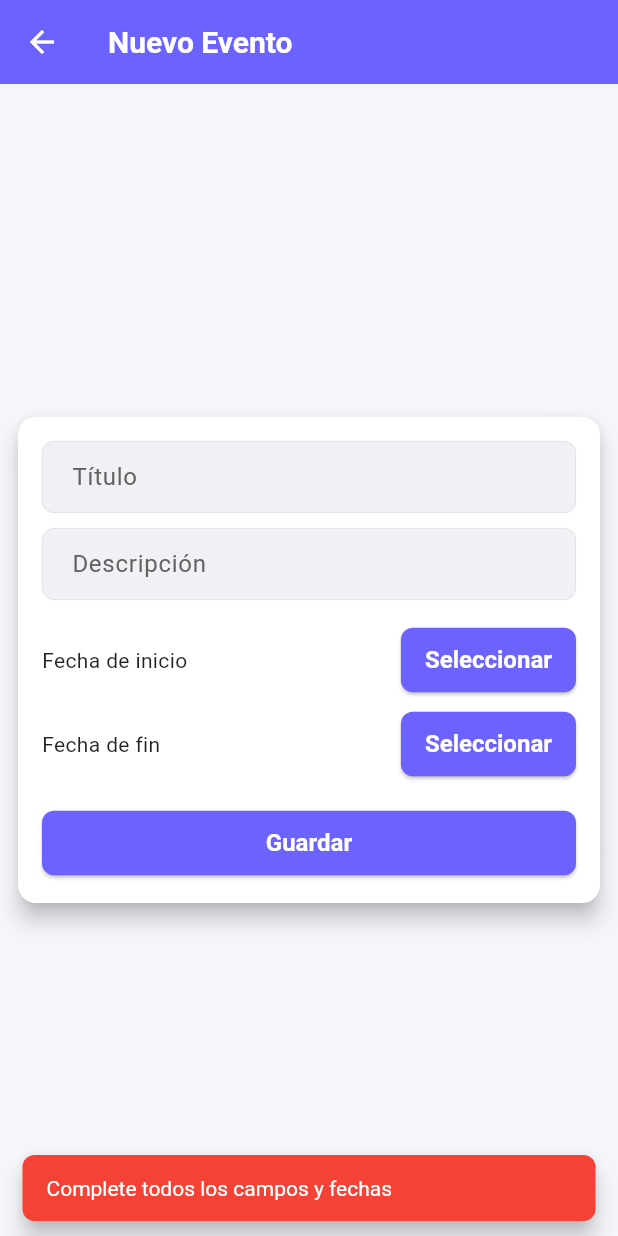
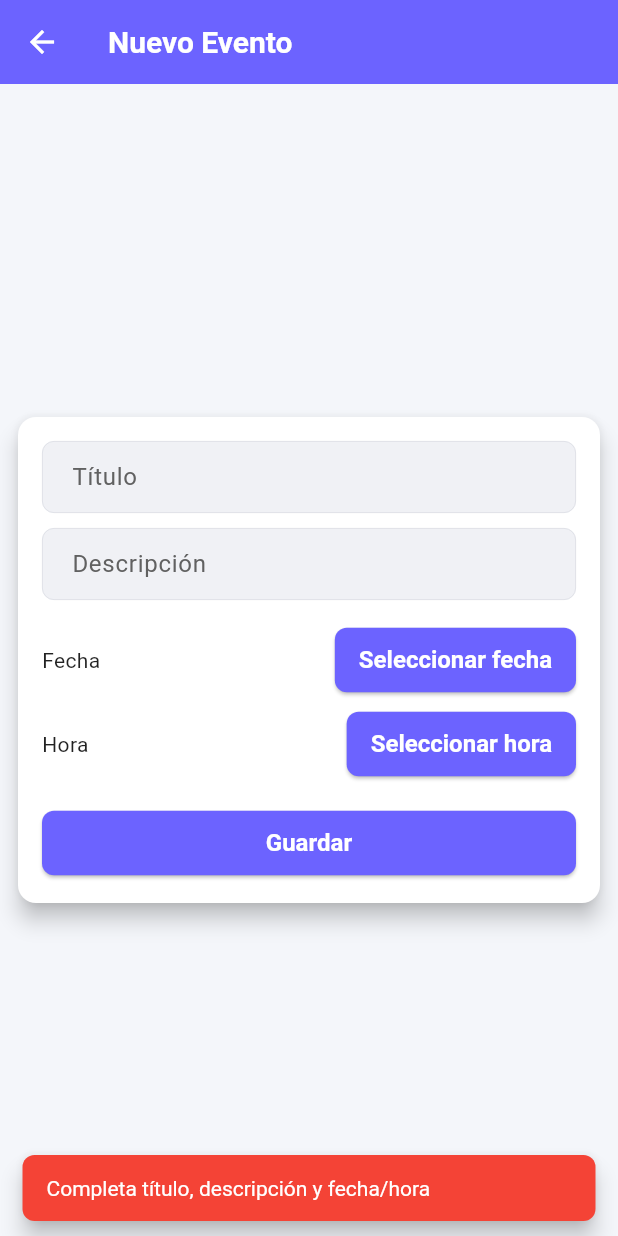
Before and after one commit to Droid636/mi_notes, a Flutter app: the EventFormScreen screen opened by its route, after a tap on "Guardar", on a phone screen of 412 x 824 dp. Run offline on Flutter 3.47's test engine with Material 3 defaults, Android fonts, the phone set to English and light mode, and no system bars; our stand-ins replace cloud_firestore, firebase_auth, firebase_core, firebase_messaging, flutter_local_notifications, permission_handler and 1 more; accounts and stored records are empty.

Commit message:
Notificaciones de eventos

```diff
--- a/lib/helpers/providers/data_provider.dart
+++ b/lib/helpers/providers/data_provider.dart
@@ -1,3 +1,4 @@
+// lib/helpers/providers/data_provider.dart
 import 'package:flutter/material.dart';
 import 'package:uuid/uuid.dart';
 import 'package:mi_notes/helpers/services/firestore_service.dart';
@@ -14,20 +15,19 @@ class DataProvider with ChangeNotifier {
     String uid,
     String title,
     String content, {
-    bool pinned = false, // ⭐ AGREGADO
+    bool pinned = false,
   }) async {
     final note = NoteModel(
       id: _uuid.v4(),
       uid: uid,
       title: title,
       content: content,
-      pinned: pinned, // ⭐ YA SE GUARDA
+      pinned: pinned,
       createdAt: DateTime.now(),
     );
     await _firestore.addNote(note);
   }
 
-  // Post , Update , Delete , Get Notes
   Future<void> updateNote(NoteModel note) async {
     await _firestore.updateNote(note);
   }
--- a/lib/main.dart
+++ b/lib/main.dart
@@ -6,7 +6,7 @@ import 'package:intl/date_symbol_data_local.dart';
 // Providers
 import 'helpers/providers/auth_provider.dart';
 import 'helpers/providers/data_provider.dart';
-import 'helpers/providers/notification_provider.dart'; // 👈 AGREGADO
+import 'helpers/providers/notification_provider.dart'; // 👈 YA INCLUIDO
 
 // Firebase
 import 'firebase_options.dart';
@@ -57,7 +57,7 @@ Future<void> main() async {
         ChangeNotifierProvider(create: (_) => DataProvider()),
         ChangeNotifierProvider(
           create: (_) => NotificationProvider(),
-        ), // 👈 AGREGADO
+        ), // 👈 CORRECTO
       ],
       child: const MyApp(),
     ),
--- a/lib/models/event_model.dart
+++ b/lib/models/event_model.dart
@@ -1,3 +1,4 @@
+// lib/models/event_model.dart
 import 'package:cloud_firestore/cloud_firestore.dart';
 
 class EventModel {
--- a/lib/screens/event_screen.dart
+++ b/lib/screens/event_screen.dart
@@ -1,3 +1,4 @@
+// lib/screens/event_screen.dart
 import 'package:flutter/material.dart';
 import 'package:provider/provider.dart';
 import 'package:mi_notes/helpers/providers/data_provider.dart';
@@ -18,8 +19,8 @@ class EventFormScreen extends StatefulWidget {
 class _EventFormScreenState extends State<EventFormScreen> {
   late TextEditingController _titleController;
   late TextEditingController _descController;
-  DateTime? _startDate;
-  DateTime? _endDate;
+  DateTime? _selectedDate;
+  TimeOfDay? _selectedTime;
 
   @override
   void initState() {
@@ -28,8 +29,18 @@ class _EventFormScreenState extends State<EventFormScreen> {
     _descController = TextEditingController(
       text: widget.event?.description ?? '',
     );
-    _startDate = widget.event?.startDate;
-    _endDate = widget.event?.endDate;
+
+    if (widget.event != null) {
+      _selectedDate = widget.event!.startDate;
+      _selectedTime = TimeOfDay.fromDateTime(widget.event!.startDate);
+    }
+  }
+
+  DateTime? _composeDateTime() {
+    if (_selectedDate == null) return null;
+    final date = _selectedDate!;
+    final time = _selectedTime ?? TimeOfDay(hour: 0, minute: 0);
+    return DateTime(date.year, date.month, date.day, time.hour, time.minute);
   }
 
   @override
@@ -56,63 +67,76 @@ class _EventFormScreenState extends State<EventFormScreen> {
               decoration: const InputDecoration(labelText: 'Descripción'),
             ),
             const SizedBox(height: 16),
+
             Row(
               children: [
                 Expanded(
                   child: Text(
-                    _startDate == null
-                        ? 'Fecha de inicio'
-                        : 'Inicio: ${_startDate!.toLocal()}'.split(' ')[0],
+                    _selectedDate == null
+                        ? 'Fecha'
+                        : 'Fecha: ${_selectedDate!.toLocal()}'.split(' ')[0],
                   ),
                 ),
                 ElevatedButton(
                   onPressed: () async {
                     final date = await showDatePicker(
                       context: context,
-                      initialDate: _startDate ?? DateTime.now(),
+                      initialDate: _selectedDate ?? DateTime.now(),
                       firstDate: DateTime(2000),
                       lastDate: DateTime(2100),
                     );
-                    if (date != null) setState(() => _startDate = date);
+                    if (date != null) setState(() => _selectedDate = date);
                   },
-                  child: const Text('Seleccionar'),
+                  child: const Text('Seleccionar fecha'),
                 ),
               ],
             ),
             const SizedBox(height: 8),
+
             Row(
               children: [
                 Expanded(
                   child: Text(
-                    _endDate == null
-                        ? 'Fecha de fin'
-                        : 'Fin: ${_endDate!.toLocal()}'.split(' ')[0],
+                    _selectedTime == null
+                        ? 'Hora'
+                        : 'Hora: ${_selectedTime!.format(context)}',
                   ),
                 ),
                 ElevatedButton(
                   onPressed: () async {
-                    final date = await showDatePicker(
+                    final time = await showTimePicker(
                       context: context,
-                      initialDate: _endDate ?? DateTime.now(),
-                      firstDate: DateTime(2000),
-                      lastDate: DateTime(2100),
+                      initialTime: _selectedTime ?? TimeOfDay.now(),
                     );
-                    if (date != null) setState(() => _endDate = date);
+                    if (time != null) setState(() => _selectedTime = time);
                   },
-                  child: const Text('Seleccionar'),
+                  child: const Text('Seleccionar hora'),
                 ),
               ],
             ),
             const SizedBox(height: 18),
+
             ElevatedButton(
               onPressed: () async {
                 if (_titleController.text.isEmpty ||
                     _descController.text.isEmpty ||
-                    _startDate == null ||
-                    _endDate == null) {
+                    _selectedDate == null) {
                   ScaffoldMessenger.of(context).showSnackBar(
                     const SnackBar(
-                      content: Text('Complete todos los campos y fechas'),
+                      content: Text(
+                        'Completa título, descripción y fecha/hora',
+                      ),
+                      backgroundColor: Colors.red,
+                    ),
+                  );
+                  return;
+                }
+
+                final eventDateTime = _composeDateTime();
+                if (eventDateTime == null) {
+                  ScaffoldMessenger.of(context).showSnackBar(
+                    const SnackBar(
+                      content: Text('Selecciona fecha y hora válidas'),
                       backgroundColor: Colors.red,
                     ),
                   );
@@ -120,101 +144,79 @@ class _EventFormScreenState extends State<EventFormScreen> {
                 }
 
                 try {
-                  final notificationProvider =
-                      Provider.of<NotificationProvider>(context, listen: false);
+                  final notifier = Provider.of<NotificationProvider>(
+                    context,
+                    listen: false,
+                  );
+                  final uuid = const Uuid();
 
                   if (widget.event == null) {
                     // Crear nuevo evento
-                    final newEventId = const Uuid().v4();
+                    final newEventId = uuid.v4();
+
                     await dataProvider.addEvent(
                       uid,
                       _titleController.text,
                       _descController.text,
-                      _startDate!,
-                      _endDate!,
+                      eventDateTime,
+                      eventDateTime,
                     );
 
-                    // Mostrar notificación inmediata
-                    await notificationProvider.showInstantNotification(
-                      id: DateTime.now().millisecond,
-                      title: '📅 Evento creado',
-                      body: '${_titleController.text} fue creado exitosamente',
+                    // ⭐ NOTIFICACIÓN EXCLUSIVA DE EVENTO
+                    await notifier.scheduleEventNotification(
+                      id: newEventId.hashCode,
+                      title: '📅 Evento próximo',
+                      body: _titleController.text,
+                      scheduledAt: eventDateTime,
+                      payload: newEventId,
                     );
 
-                    // Programar notificación para cuando inicie el evento
-                    if (_startDate!.isAfter(DateTime.now())) {
-                      try {
-                        await notificationProvider.scheduleNotification(
-                          id: newEventId.hashCode,
-                          title: '🔔 Evento: ${_titleController.text}',
-                          body: 'Tu evento está comenzando ahora',
-                          scheduledAt: _startDate!,
-                          payload: newEventId,
+                    ScaffoldMessenger.of(context).showSnackBar(
+                      const SnackBar(
+                        content: Text('Evento creado'),
+                        backgroundColor: Colors.green,
+                      ),
                     );
-                      } catch (e) {
-                        print(
-                          'Advertencia: No se pudo programar notificación del evento: $e',
-                        );
-                      }
-                    }
                   } else {
-                    // Editar evento existente
                     final updatedEvent = widget.event!.copyWith(
                       title: _titleController.text,
                       description: _descController.text,
-                      startDate: _startDate,
-                      endDate: _endDate,
+                      startDate: eventDateTime,
+                      endDate: eventDateTime,
                     );
+
                     await dataProvider.updateEvent(updatedEvent);
 
-                    // Mostrar notificación inmediata
-                    await notificationProvider.showInstantNotification(
-                      id: DateTime.now().millisecond,
-                      title: '✏️ Evento actualizado',
-                      body: '${_titleController.text} fue actualizado',
+                    // Cancelar notificación anterior
+                    await notifier.cancelNotification(
+                      widget.event!.id.hashCode,
                     );
 
-                    // Reprogramar notificación
-                    try {
-                      await notificationProvider.cancelNotification(
-                        widget.event!.id.hashCode,
-                      );
-                      if (_startDate!.isAfter(DateTime.now())) {
-                        await notificationProvider.scheduleNotification(
+                    // Crear nueva
+                    await notifier.scheduleEventNotification(
                       id: updatedEvent.id.hashCode,
-                          title: '🔔 Evento: ${_titleController.text}',
-                          body: 'Tu evento está comenzando ahora',
-                          scheduledAt: _startDate!,
+                      title: '📅 Evento próximo',
+                      body: _titleController.text,
+                      scheduledAt: eventDateTime,
                       payload: updatedEvent.id,
                     );
-                      }
-                    } catch (e) {
-                      print(
-                        'Advertencia: No se pudo reprogramar notificación del evento: $e',
+
+                    ScaffoldMessenger.of(context).showSnackBar(
+                      const SnackBar(
+                        content: Text('Evento actualizado'),
+                        backgroundColor: Colors.green,
+                      ),
                     );
                   }
-                  }
-
-                  if (context.mounted) {
-                    ScaffoldMessenger.of(context).showSnackBar(
-                      const SnackBar(
-                        content: Text('Evento guardado correctamente'),
-                        backgroundColor: Colors.green,
-                        duration: Duration(seconds: 2),
-                      ),
-                    );
 
                   Navigator.pop(context, true);
-                  }
                 } catch (e) {
-                  if (context.mounted) {
                   ScaffoldMessenger.of(context).showSnackBar(
                     SnackBar(
                       content: Text('Error al guardar: $e'),
                       backgroundColor: Colors.red,
                     ),
                   );
-                  }
                 }
               },
               child: const Text('Guardar'),
```
Also changed, not shown: lib/helpers/providers/notification_provider.dart (+65 -101 lines), lib/screens/home_screen.dart (+12 -36 lines), 1 other file. Lines whose indentation alone changed are shown as unchanged.
